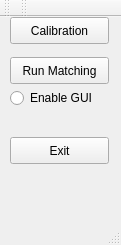
Qt form mainwindow.ui (jcmayoral/VisionUtils) before a commit.
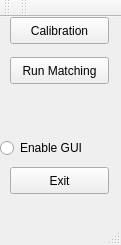
The same form after that commit.

The edit to the form file:
```diff
--- a/mainwindow.ui
+++ b/mainwindow.ui
@@ -44,7 +44,7 @@
     <property name="geometry">
      <rect>
       <x>10</x>
-      <y>120</y>
+      <y>150</y>
       <width>99</width>
       <height>27</height>
      </rect>
@@ -56,8 +56,8 @@
    <widget class="QRadioButton" name="Visualize">
     <property name="geometry">
      <rect>
-      <x>10</x>
-      <y>70</y>
+      <x>0</x>
+      <y>120</y>
       <width>117</width>
       <height>22</height>
      </rect>
```
Left out of the diff: 1 changed line with no effect on the pictures.
